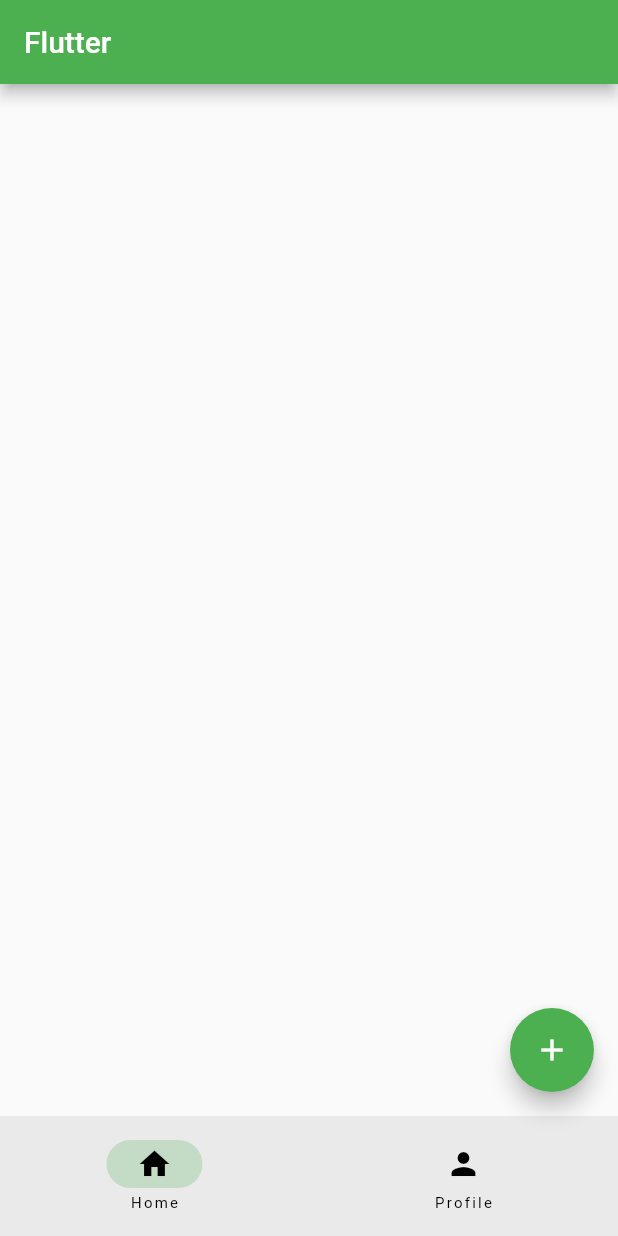
After one commit to ShadrackOngera/flutter_mapp_one, a Flutter app: the screen it shows after launch, on a phone screen of 412 x 824 dp. The commit adds this screen. Run offline on Flutter 3.47's test engine with Material 2 defaults, Android fonts, the phone set to English and light mode, and no system bars.

Commit message:
home page file in body

```diff
--- /dev/null
+++ b/lib/home_page.dart
@@ -0,0 +1,10 @@
+import 'package:flutter/material.dart';
+
+class HomePage extends StatelessWidget {
+  const HomePage({super.key});
+
+  @override
+  Widget build(BuildContext context) {
+    return Container();
+  }
+}
--- a/lib/main.dart
+++ b/lib/main.dart
@@ -1,4 +1,5 @@
 import 'package:flutter/material.dart';
+import 'package:flutter_mapp_one/home_page.dart';
 
 void main() {
   runApp(const MyApp());
@@ -32,6 +33,7 @@
       appBar: AppBar(
         title: const Text('Flutter'),
       ),
+      body: const HomePage(),
       floatingActionButton: FloatingActionButton(
         onPressed: () {
           debugPrint('Floating button');
```
